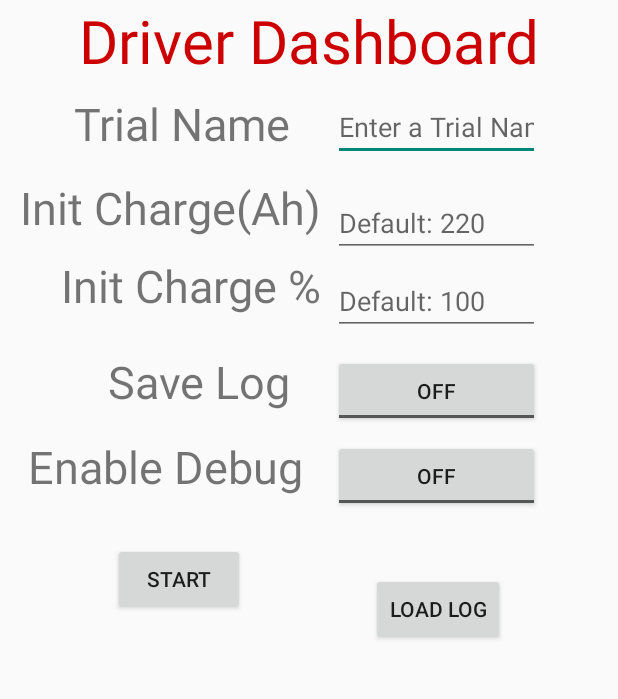
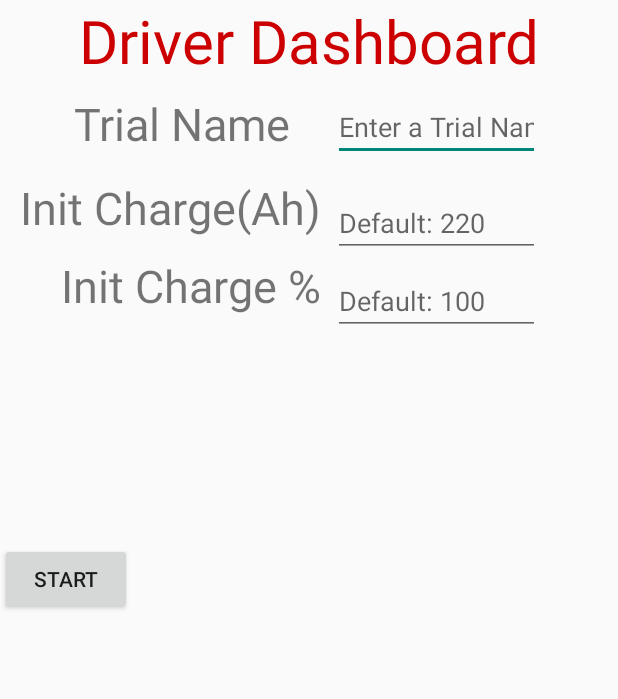
Before and after one commit to CarnegieMellonSolarRacing/AndroidApp, an Android app: the screen it shows after launch (StartScreen), on a phone screen of 412 x 824 dp, the part 15-714 px from its top. Run offline under Robolectric (Android 15) with nearby library versions, the phone set to English and light mode, and no system bars.

Commit message:
fixed displays, removed debug and save log buttons

```diff
--- a/app/src/main/java/co/cmsr/optiandroid/MainActivity.java
+++ b/app/src/main/java/co/cmsr/optiandroid/MainActivity.java
@@ -38,11 +38,13 @@ public class MainActivity extends AppCompatActivity {
 
         // Get data(user-typed inputs) from start screen
         Intent i = getIntent();
-        boolean saveLog = i.getBooleanExtra("save_log", false);
+//        boolean saveLog = i.getBooleanExtra("save_log", false);
+        boolean saveLog = false;
         String name = i.getStringExtra("trial_name");
         Double initial_charge = i.getDoubleExtra("initial_charge", 220);
         Double initial_charge_percent = i.getDoubleExtra("initial_charge_percent", 100);
-        debugEnabled = i.getBooleanExtra("debug_enabled", false);
+//        debugEnabled = i.getBooleanExtra("debug_enabled", false);
+        debugEnabled = false;
 
         setContentView(R.layout.activity_main);
 
--- a/app/src/main/java/co/cmsr/optiandroid/StartScreen.java
+++ b/app/src/main/java/co/cmsr/optiandroid/StartScreen.java
@@ -14,8 +14,9 @@ import android.widget.ToggleButton;
 public class StartScreen extends AppCompatActivity {
     EditText init_charge_field, init_charge_per_field;
     EditText trial_name;
-    ToggleButton saveLogButton, enableDebugButton;
-    Button startButton, loadLogButton;
+//    ToggleButton saveLogButton, enableDebugButton;
+    Button startButton;
+//    Button loadLogButton;
 
     @Override
     protected void onCreate(Bundle savedInstanceState) {
@@ -27,10 +28,10 @@ public class StartScreen extends AppCompatActivity {
         trial_name = (EditText) findViewById(R.id.trial_name);
         init_charge_field = (EditText) findViewById(R.id.initial_charge);
         init_charge_per_field = (EditText) findViewById(R.id.init_charge_percent);
-        saveLogButton = (ToggleButton) findViewById(R.id.saveLogButton);
-        enableDebugButton = (ToggleButton) findViewById(R.id.enableDebugButton);
+//        saveLogButton = (ToggleButton) findViewById(R.id.saveLogButton);
+//        enableDebugButton = (ToggleButton) findViewById(R.id.enableDebugButton);
         startButton = (Button) findViewById(R.id.startButton);
-        loadLogButton = (Button) findViewById(R.id.loadLogButton);
+//        loadLogButton = (Button) findViewById(R.id.loadLogButton);
 
         startButton.setOnClickListener(new View.OnClickListener() {
             @Override
@@ -38,12 +39,12 @@ public class StartScreen extends AppCompatActivity {
                 startButtonClicked(view);
             }
         });
-        loadLogButton.setOnClickListener(new View.OnClickListener() {
-            @Override
-            public void onClick(View view) {
-                loadLogButtonClicked(view);
-            }
-        });
+//        loadLogButton.setOnClickListener(new View.OnClickListener() {
+//            @Override
+//            public void onClick(View view) {
+////                loadLogButtonClicked(view);
+//            }
+//        });
     }
 
     @Override
@@ -58,7 +59,7 @@ public class StartScreen extends AppCompatActivity {
             @Override
             public void run() {
                 // Disable start button to prevent repeated clicks.
-                loadLogButton.setEnabled(enabled);
+//                loadLogButton.setEnabled(enabled);
                 startButton.setEnabled(enabled);
             }
         });
@@ -75,8 +76,8 @@ public class StartScreen extends AppCompatActivity {
         String trial_name_text = trial_name.getText().toString();
         String init_charge_text = init_charge_field.getText().toString();
         String init_charge_per_text = init_charge_per_field.getText().toString();
-        boolean saveLog = saveLogButton.isChecked();
-        boolean debugEnabled = enableDebugButton.isChecked();
+//        boolean saveLog = saveLogButton.isChecked();
+//        boolean debugEnabled = enableDebugButton.isChecked();
 
         enableButtons(false);
 
@@ -91,8 +92,8 @@ public class StartScreen extends AppCompatActivity {
         if (init_charge_per_text.length() != 0) {
             i.putExtra("initial_charge_percent", Double.parseDouble(init_charge_per_text));
         }
-        i.putExtra("save_log", saveLog);
-        i.putExtra("debug_enabled", debugEnabled);
+//        i.putExtra("save_log", saveLog);
+//        i.putExtra("debug_enabled", debugEnabled);
         startActivity(i);
     }
 }
--- a/app/src/main/res/layout/content_start_screen.xml
+++ b/app/src/main/res/layout/content_start_screen.xml
@@ -96,17 +96,6 @@
             app:layout_constraintTop_toTopOf="@+id/initial_charge_label" />
 
         <TextView
-            android:id="@+id/saveLogLabel"
-            android:layout_width="wrap_content"
-            android:layout_height="wrap_content"
-            android:layout_marginTop="180dp"
-            android:layout_marginRight="20dp"
-            android:text="Save Log"
-            android:textSize="30dp"
-            app:layout_constraintRight_toLeftOf="@+id/centerline"
-            app:layout_constraintTop_toBottomOf="@+id/header" />
-
-        <TextView
             android:id="@+id/initial_charge_label"
             android:layout_width="wrap_content"
             android:layout_height="wrap_content"
@@ -116,48 +105,15 @@
             app:layout_constraintRight_toLeftOf="@+id/centerline"
             app:layout_constraintTop_toBottomOf="@+id/header" />
 
-        <ToggleButton
-            android:id="@+id/saveLogButton"
-            android:layout_width="0dp"
-            android:layout_height="48dp"
-            android:layout_marginLeft="8dp"
-            app:layout_constraintBaseline_toBaselineOf="@+id/saveLogLabel"
-            app:layout_constraintHorizontal_bias="0.0"
-            app:layout_constraintLeft_toLeftOf="@+id/centerline"
-            app:layout_constraintRight_toRightOf="@+id/header" />
-
         <!-- Causes black screen when toggle "On" -->
-        <TextView
-            android:id="@+id/enableDebugLabel"
-            android:layout_width="wrap_content"
-            android:layout_height="wrap_content"
-            android:layout_marginTop="16dp"
-            android:layout_marginRight="12dp"
-            android:text="Enable Debug"
-            android:textSize="30dp"
-            app:layout_constraintRight_toLeftOf="@+id/centerline"
-            app:layout_constraintTop_toBottomOf="@+id/saveLogLabel" />
-
-        <ToggleButton
-            android:id="@+id/enableDebugButton"
-            android:layout_width="0dp"
-            android:layout_height="48dp"
-            android:layout_marginLeft="8dp"
-            app:layout_constraintBaseline_toBaselineOf="@+id/enableDebugLabel"
-            app:layout_constraintHorizontal_bias="0.0"
-            app:layout_constraintLeft_toLeftOf="@+id/centerline"
-            app:layout_constraintRight_toRightOf="@+id/header" />
 
         <Button
             android:id="@+id/startButton"
             android:layout_width="wrap_content"
             android:layout_height="wrap_content"
             android:layout_marginTop="308dp"
-            android:layout_marginRight="8dp"
             android:text="Start"
-            app:layout_constraintHorizontal_bias="0.138"
             app:layout_constraintLeft_toLeftOf="parent"
-            app:layout_constraintRight_toLeftOf="@+id/loadLogButton"
             app:layout_constraintTop_toBottomOf="@+id/header" />
 
         <android.support.constraint.Guideline
@@ -167,16 +123,6 @@
             android:orientation="vertical"
             app:layout_constraintGuide_percent="0.52" />
 
-        <Button
-            android:id="@+id/loadLogButton"
-            android:layout_width="wrap_content"
-            android:layout_height="wrap_content"
-            android:layout_marginTop="20dp"
-            android:text="Load Log"
-            app:layout_constraintLeft_toRightOf="@+id/startButton"
-            app:layout_constraintRight_toRightOf="parent"
-            app:layout_constraintTop_toTopOf="@+id/startButton" />
-
     </android.support.constraint.ConstraintLayout>
 
 </ScrollView>
```
